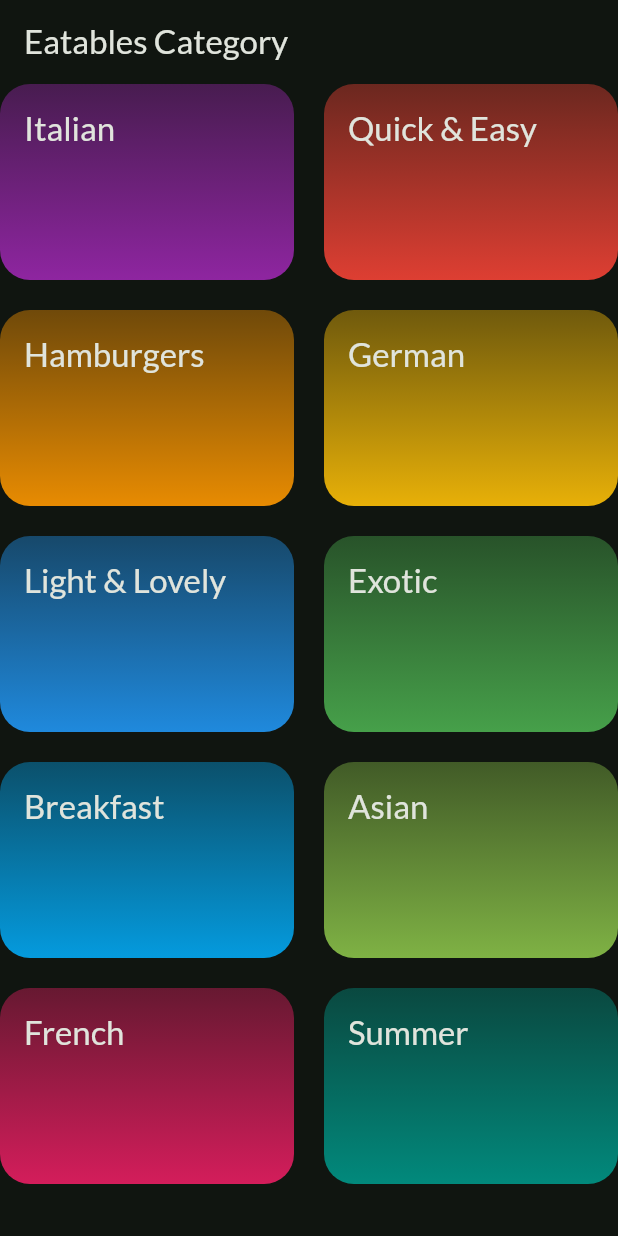
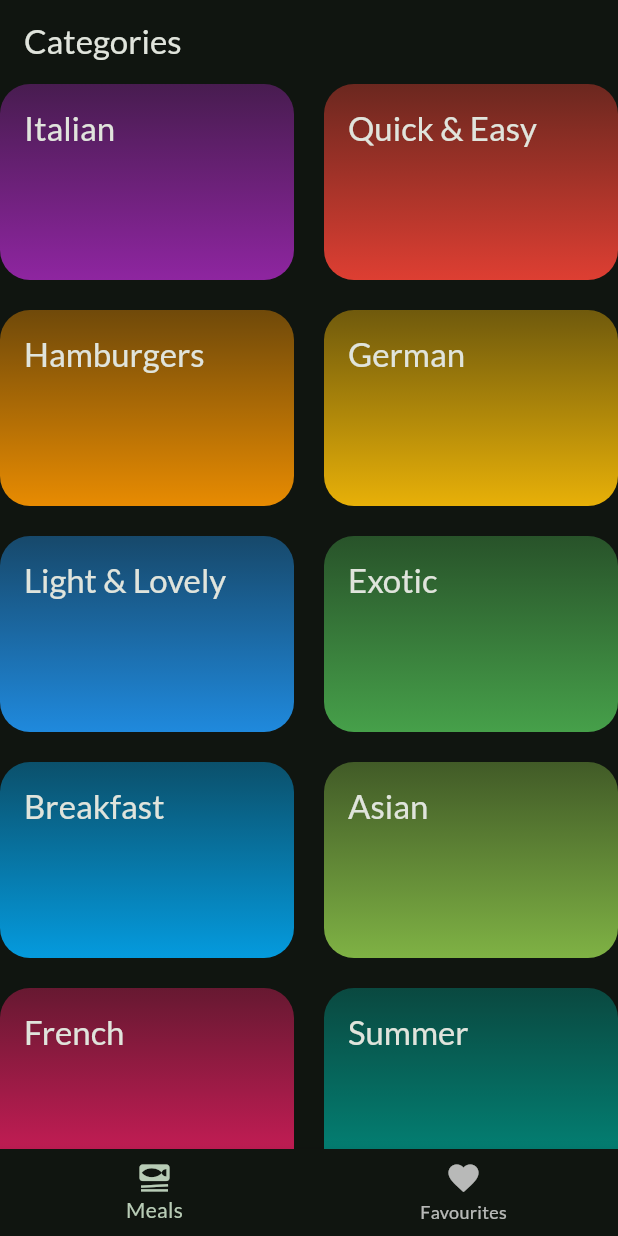
Before and after one commit to Sahilkumr/Eatables, a Flutter app: the screen it shows after launch, on a phone screen of 412 x 824 dp. Run offline on Flutter 3.47's test engine with Material 3 defaults, Android fonts, the phone set to English and light mode, and no system bars; our stand-ins replace google_fonts, transparent_image.

Commit message:
Meal Favourtie Tab and Functinality Added

```diff
--- a/lib/main.dart
+++ b/lib/main.dart
@@ -1,5 +1,5 @@
-import 'package:eatables/screens/categories.dart';
 import 'package:google_fonts/google_fonts.dart';
+import 'package:eatables/screens/tabs.dart';
 import 'package:flutter/material.dart';
 
 final theme = ThemeData(
@@ -22,7 +22,7 @@ class App extends StatelessWidget {
   Widget build(BuildContext context) {
     return MaterialApp(
       theme: theme,
-      home: const CategoriesScreen(),
+      home: const TabsScreen(),
     );
   }
 }
--- a/lib/screens/categories.dart
+++ b/lib/screens/categories.dart
@@ -1,11 +1,14 @@
 import 'package:eatables/data/dummy_data.dart';
 import 'package:eatables/models/category.dart';
+import 'package:eatables/models/meal.dart';
 import 'package:eatables/screens/meals.dart';
 import 'package:eatables/widgets/category_grid_item.dart';
 import 'package:flutter/material.dart';
 
 class CategoriesScreen extends StatelessWidget {
-  const CategoriesScreen({super.key});
+  const CategoriesScreen({super.key, required this.onToggleFavourite, required this.favMeals});
+  final void Function(Meal meal) onToggleFavourite;
+  final List<Meal> favMeals;
 
   void _selectedCategory(BuildContext context, Category category) {
     final filteredMeal = dummyMeals
@@ -20,6 +23,8 @@ class CategoriesScreen extends StatelessWidget {
         builder: (ctx) => MealScreen(
           title: category.title,
           meals: filteredMeal,
+           onToggleFavourite:onToggleFavourite,
+           favMeals: favMeals,
         ),
       ),
     );
@@ -27,11 +32,7 @@ class CategoriesScreen extends StatelessWidget {
 
   @override
   Widget build(BuildContext context) {
-    return Scaffold(
-      appBar: AppBar(
-        title: const Text('Eatables Category'),
-      ),
-      body: GridView(
+    return GridView(
       gridDelegate: const SliverGridDelegateWithFixedCrossAxisCount(
         crossAxisCount: 2,
         mainAxisSpacing: 20,
@@ -45,7 +46,6 @@ class CategoriesScreen extends StatelessWidget {
             onCategoryItemSelected: () => _selectedCategory(context, category),
           )
       ],
-      ),
     );
   }
 }
--- /dev/null
+++ b/lib/screens/tabs.dart
@@ -0,0 +1,76 @@
+import 'package:eatables/models/meal.dart';
+import 'package:eatables/screens/categories.dart';
+import 'package:eatables/screens/meals.dart';
+import 'package:flutter/material.dart';
+
+class TabsScreen extends StatefulWidget {
+  const TabsScreen({super.key});
+
+  @override
+  State<TabsScreen> createState() => _TabsScreenState();
+}
+
+class _TabsScreenState extends State<TabsScreen> {
+  int _selectedPageIndex = 0;
+  final List<Meal> favMeals = [];
+
+  void _toggleFavMeals(Meal meal) {
+    final mealExists = favMeals.contains(meal);
+    if (mealExists) {
+      setState(() {
+        _showInfoMessage('Meal Already Exist.');
+        favMeals.remove(meal);
+      });
+    } else {
+      setState(() {
+        _showInfoMessage('Meal Added to Favourites.');
+        favMeals.add(meal);
+      });
+    }
+  }
+
+  void _showInfoMessage(String message){
+    ScaffoldMessenger.of(context).showSnackBar(
+      SnackBar(content:  Text(message),duration:const Duration(seconds: 2),)
+    );
+  }
+
+  void _selectPage(int index) {
+    setState(() {
+      _selectedPageIndex = index;
+    });
+  }
+
+  @override
+  Widget build(BuildContext context) {
+    Widget activeScreen = CategoriesScreen(
+      onToggleFavourite: _toggleFavMeals,
+      favMeals: favMeals,
+    );
+    var activeScreenTitle = 'Categories';
+    if (_selectedPageIndex == 1) {
+      activeScreen = MealScreen(
+        meals: favMeals,
+        onToggleFavourite: _toggleFavMeals,
+        favMeals: favMeals,
+      );
+      activeScreenTitle = 'Your Favourite';
+    }
+
+    return Scaffold(
+      appBar: AppBar(
+        title: Text(activeScreenTitle),
+      ),
+      body: activeScreen,
+      bottomNavigationBar: BottomNavigationBar(
+        onTap: _selectPage,
+        currentIndex: _selectedPageIndex,
+        items: const [
+          BottomNavigationBarItem(icon: Icon(Icons.set_meal), label: 'Meals'),
+          BottomNavigationBarItem(
+              icon: Icon(Icons.favorite), label: 'Favourites')
+        ],
+      ),
+    );
+  }
+}
```
Also changed, not shown: lib/screens/meal_detail.dart (added, +84 -0 lines), lib/screens/meals.dart (+12 -6 lines), lib/widgets/meal_item.dart (+55 -7 lines), lib/widgets/meal_item_meta.dart (added, +23 -0 lines). Lines whose indentation alone changed are shown as unchanged.
